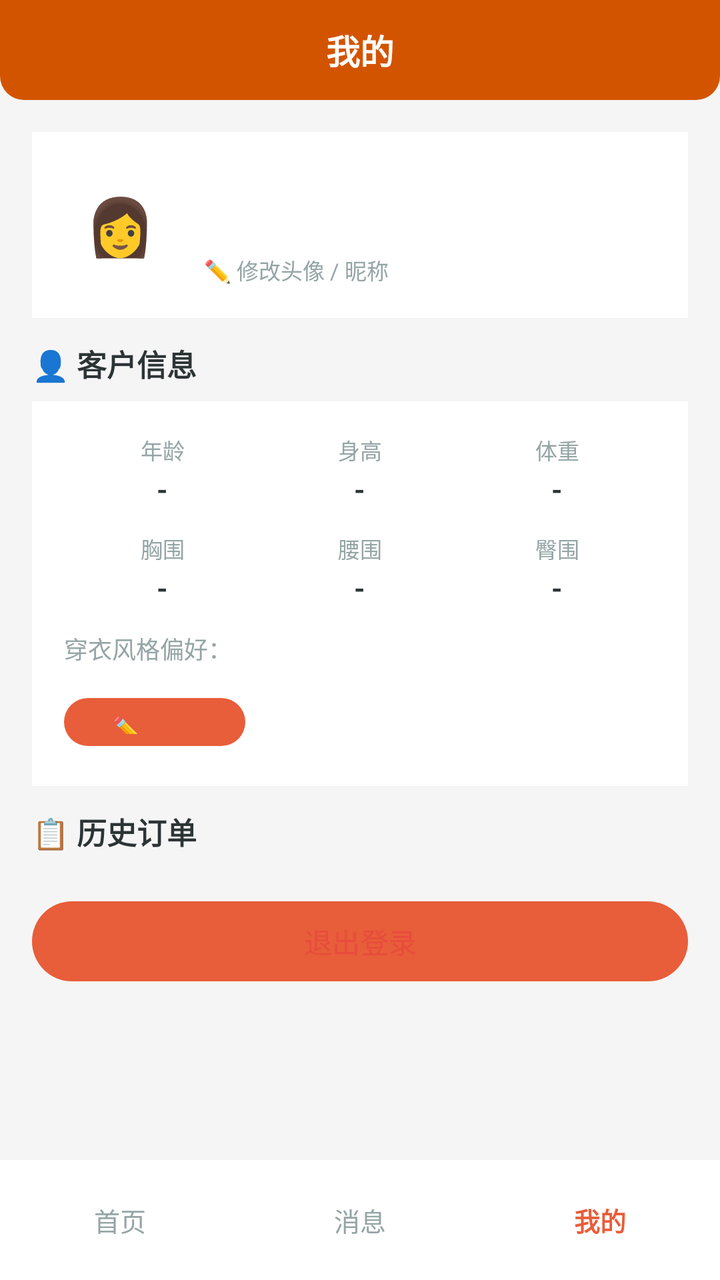
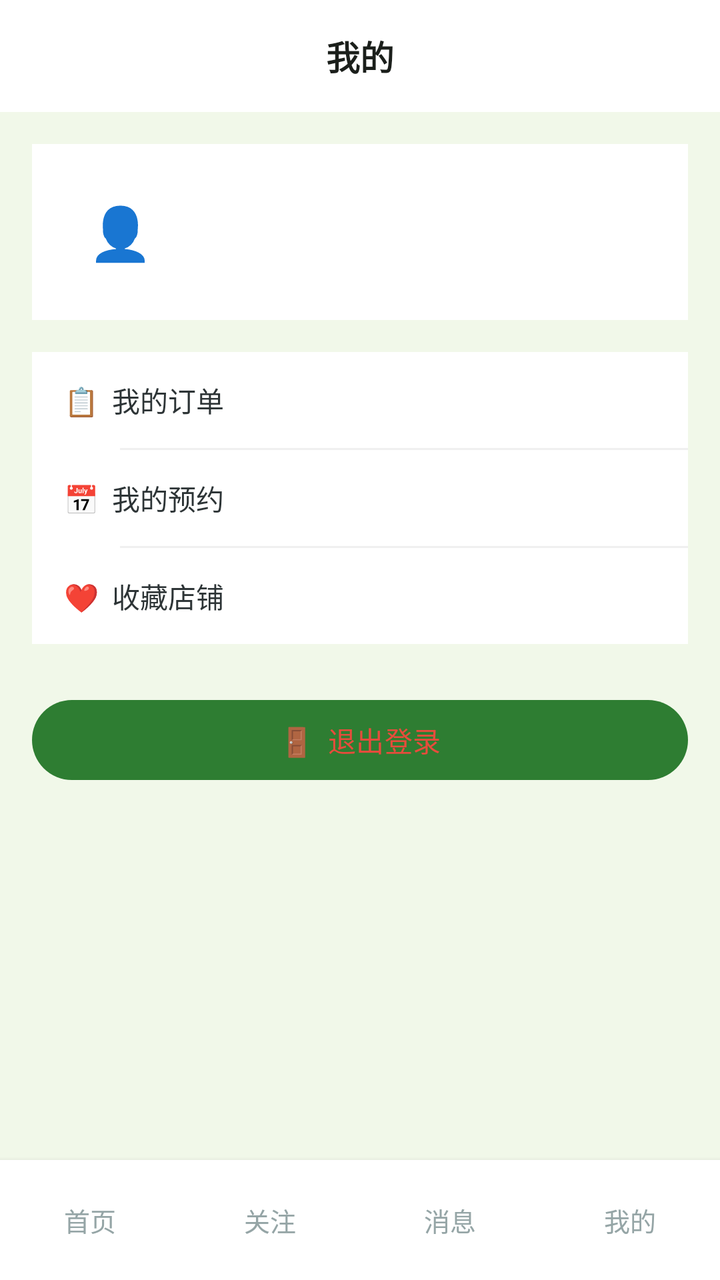

Two renders of the same Android screen: before a commit and after it. Below are the layout's source before the change and the commit's diff.
<!-- AndroidManifest.xml: application theme Theme.ClothingSI -->
<!-- res/layout/activity_buyer_profile.xml -->
<?xml version="1.0" encoding="utf-8"?>
<LinearLayout xmlns:android="http://schemas.android.com/apk/res/android"
    xmlns:app="http://schemas.android.com/apk/res-auto"
    android:layout_width="match_parent" android:layout_height="match_parent"
    android:orientation="vertical" android:background="#F5F5F5">

    
    <RelativeLayout android:layout_width="match_parent" android:layout_height="50dp"
        android:background="@drawable/header_bar_bg" android:paddingHorizontal="16dp">
        <TextView android:layout_width="wrap_content" android:layout_height="wrap_content"
            android:text="我的" android:textSize="17dp" android:textStyle="bold"
            android:textColor="#FFFFFF" android:layout_centerInParent="true" />
    </RelativeLayout>

    
    <ScrollView android:layout_width="match_parent" android:layout_height="0dp" android:layout_weight="1">
        <LinearLayout android:layout_width="match_parent" android:layout_height="wrap_content"
            android:orientation="vertical" android:padding="16dp">

            
            <LinearLayout android:layout_width="match_parent" android:layout_height="wrap_content"
                android:orientation="horizontal" android:gravity="center_vertical"
                android:background="#FFFFFF" android:padding="16dp"
                android:layout_marginBottom="12dp">
                <TextView android:id="@+id/tv_avatar"
                    android:layout_width="56dp" android:layout_height="56dp"
                    android:text="👩" android:gravity="center" android:textSize="28dp" />
                <LinearLayout android:layout_width="0dp" android:layout_height="wrap_content"
                    android:layout_weight="1" android:orientation="vertical" android:layout_marginStart="14dp">
                    <TextView android:id="@+id/tv_buyer_name"
                        android:layout_width="wrap_content" android:layout_height="wrap_content"
                        android:textSize="18dp" android:textStyle="bold" android:textColor="#2D3436" />
                    <TextView android:id="@+id/tv_buyer_phone"
                        android:layout_width="wrap_content" android:layout_height="wrap_content"
                        android:textSize="12dp" android:textColor="#95A5A6" android:layout_marginTop="2dp" />
                    <TextView android:layout_width="wrap_content" android:layout_height="wrap_content"
                        android:text="✏️ 修改头像 / 昵称" android:textSize="11dp"
                        android:textColor="#95A5A6" android:layout_marginTop="2dp" />
                </LinearLayout>
            </LinearLayout>

            
            <TextView android:layout_width="wrap_content" android:layout_height="wrap_content"
                android:text="👤 客户信息" android:textSize="15dp" android:textStyle="bold"
                android:textColor="#2D3436" android:layout_marginBottom="8dp" />

            
            <LinearLayout android:layout_width="match_parent" android:layout_height="wrap_content"
                android:orientation="vertical" android:background="#FFFFFF" android:padding="16dp"
                android:layout_marginBottom="12dp">
                
                <LinearLayout android:layout_width="match_parent" android:layout_height="wrap_content"
                    android:orientation="horizontal" android:weightSum="3">
                    <LinearLayout android:layout_width="0dp" android:layout_height="wrap_content"
                        android:layout_weight="1" android:orientation="vertical" android:gravity="center">
                        <TextView android:layout_width="wrap_content" android:layout_height="wrap_content" android:text="年龄" android:textSize="11dp" android:textColor="#95A5A6" />
                        <TextView android:id="@+id/tv_age" android:layout_width="wrap_content" android:layout_height="wrap_content" android:text="-" android:textSize="14dp"
                            android:textStyle="bold" android:textColor="#2D3436" android:layout_marginTop="2dp" />
                    </LinearLayout>
                    <LinearLayout android:layout_width="0dp" android:layout_height="wrap_content"
                        android:layout_weight="1" android:orientation="vertical" android:gravity="center">
                        <TextView android:layout_width="wrap_content" android:layout_height="wrap_content" android:text="身高" android:textSize="11dp" android:textColor="#95A5A6" />
                        <TextView android:id="@+id/tv_height" android:layout_width="wrap_content" android:layout_height="wrap_content" android:text="-" android:textSize="14dp"
                            android:textStyle="bold" android:textColor="#2D3436" android:layout_marginTop="2dp" />
                    </LinearLayout>
                    <LinearLayout android:layout_width="0dp" android:layout_height="wrap_content"
                        android:layout_weight="1" android:orientation="vertical" android:gravity="center">
                        <TextView android:layout_width="wrap_content" android:layout_height="wrap_content" android:text="体重" android:textSize="11dp" android:textColor="#95A5A6" />
                        <TextView android:id="@+id/tv_weight" android:layout_width="wrap_content" android:layout_height="wrap_content" android:text="-" android:textSize="14dp"
                            android:textStyle="bold" android:textColor="#2D3436" android:layout_marginTop="2dp" />
                    </LinearLayout>
                </LinearLayout>
                
                <LinearLayout android:layout_width="match_parent" android:layout_height="wrap_content"
                    android:orientation="horizontal" android:weightSum="3" android:layout_marginTop="12dp">
                    <LinearLayout android:layout_width="0dp" android:layout_height="wrap_content"
                        android:layout_weight="1" android:orientation="vertical" android:gravity="center">
                        <TextView android:layout_width="wrap_content" android:layout_height="wrap_content" android:text="胸围" android:textSize="11dp" android:textColor="#95A5A6" />
                        <TextView android:id="@+id/tv_bust" android:layout_width="wrap_content" android:layout_height="wrap_content" android:text="-" android:textSize="14dp"
                            android:textStyle="bold" android:textColor="#2D3436" android:layout_marginTop="2dp" />
                    </LinearLayout>
                    <LinearLayout android:layout_width="0dp" android:layout_height="wrap_content"
                        android:layout_weight="1" android:orientation="vertical" android:gravity="center">
                        <TextView android:layout_width="wrap_content" android:layout_height="wrap_content" android:text="腰围" android:textSize="11dp" android:textColor="#95A5A6" />
                        <TextView android:id="@+id/tv_waist" android:layout_width="wrap_content" android:layout_height="wrap_content" android:text="-" android:textSize="14dp"
                            android:textStyle="bold" android:textColor="#2D3436" android:layout_marginTop="2dp" />
                    </LinearLayout>
                    <LinearLayout android:layout_width="0dp" android:layout_height="wrap_content"
                        android:layout_weight="1" android:orientation="vertical" android:gravity="center">
                        <TextView android:layout_width="wrap_content" android:layout_height="wrap_content" android:text="臀围" android:textSize="11dp" android:textColor="#95A5A6" />
                        <TextView android:id="@+id/tv_hip" android:layout_width="wrap_content" android:layout_height="wrap_content" android:text="-" android:textSize="14dp"
                            android:textStyle="bold" android:textColor="#2D3436" android:layout_marginTop="2dp" />
                    </LinearLayout>
                </LinearLayout>
                
                <TextView android:layout_width="wrap_content" android:layout_height="wrap_content"
                    android:textSize="12dp" android:textColor="#95A5A6" android:layout_marginTop="12dp"
                    android:text="穿衣风格偏好：" />
                <LinearLayout android:id="@+id/layout_styles"
                    android:layout_width="match_parent" android:layout_height="wrap_content"
                    android:orientation="horizontal" android:layout_marginTop="4dp" />
                <Button android:id="@+id/btn_edit_info"
                    android:layout_width="wrap_content" android:layout_height="32dp"
                    android:text="✏️ 编辑" android:textSize="12dp"
                    android:layout_marginTop="8dp" android:background="@null"
                    android:textColor="#E85D3A" />
            </LinearLayout>

            
            <TextView android:layout_width="wrap_content" android:layout_height="wrap_content"
                android:text="📋 历史订单" android:textSize="15dp" android:textStyle="bold"
                android:textColor="#2D3436" android:layout_marginBottom="8dp" />
            
            <LinearLayout android:id="@+id/layout_orders"
                android:layout_width="match_parent" android:layout_height="wrap_content"
                android:orientation="vertical" android:background="#FFFFFF"
                android:padding="0dp" android:layout_marginBottom="12dp" />

            
            <Button android:id="@+id/btn_logout"
                android:layout_width="match_parent" android:layout_height="48dp"
                android:text="退出登录" android:background="@null"
                android:textColor="#E74C3C" android:textSize="14dp" />
        </LinearLayout>
    </ScrollView>

    
    <LinearLayout android:layout_width="match_parent" android:layout_height="wrap_content"
        android:orientation="horizontal" android:gravity="center"
        android:paddingVertical="10dp" android:background="#FFFFFF" android:weightSum="3">
        <TextView android:id="@+id/bottom_home" android:layout_width="0dp" android:layout_height="40dp"
            android:layout_weight="1" android:gravity="center" android:text="首页"
            android:textColor="#95A5A6" android:textSize="13dp"
            android:clickable="true" android:focusable="true" />
        <TextView android:id="@+id/bottom_messages" android:layout_width="0dp" android:layout_height="40dp"
            android:layout_weight="1" android:gravity="center" android:text="消息"
            android:textColor="#95A5A6" android:textSize="13dp"
            android:clickable="true" android:focusable="true" />
        <TextView android:layout_width="0dp" android:layout_height="40dp" android:layout_weight="1"
            android:gravity="center" android:text="我的" android:textColor="#E85D3A"
            android:textStyle="bold" android:textSize="13dp" />
    </LinearLayout>
</LinearLayout>
<!-- resources referenced by this layout -->
<resources>
  <!-- drawable header_bar_bg (drawable) -->
  <?xml version="1.0" encoding="utf-8"?>
  <shape xmlns:android="http://schemas.android.com/apk/res/android" android:shape="rectangle">
      <solid android:color="#D35400" />
      <corners android:bottomLeftRadius="12dp" android:bottomRightRadius="12dp" />
  </shape>
  <style name="Theme.ClothingSI" parent="Theme.Material3.Light.NoActionBar">
          <item name="colorPrimary">@color/primary</item>
          <item name="colorPrimaryDark">@color/primary_dark</item>
          <item name="colorAccent">@color/accent</item>
          <item name="android:statusBarColor">@color/primary_dark</item>
          <item name="android:navigationBarColor">@color/white</item>
      </style>
  <color name="primary">#E85D3A</color>
  <color name="primary_dark">#D35400</color>
  <color name="accent">#F4A460</color>
  <color name="white">#FFFFFF</color>
</resources>

<!-- the commit's change to res/layout/activity_buyer_profile.xml (unified diff, before → after) -->
@@ -2,142 +2,89 @@
 <LinearLayout xmlns:android="http://schemas.android.com/apk/res/android"
     xmlns:app="http://schemas.android.com/apk/res-auto"
     android:layout_width="match_parent" android:layout_height="match_parent"
-    android:orientation="vertical" android:background="#F5F5F5">
-
-    
-    <RelativeLayout android:layout_width="match_parent" android:layout_height="50dp"
-        android:background="@drawable/header_bar_bg" android:paddingHorizontal="16dp">
+    android:orientation="vertical" android:background="@color/bg">
+    <RelativeLayout android:layout_width="match_parent" android:layout_height="56dp"
+        android:background="@drawable/header_bar_bg">
         <TextView android:layout_width="wrap_content" android:layout_height="wrap_content"
             android:text="我的" android:textSize="17dp" android:textStyle="bold"
-            android:textColor="#FFFFFF" android:layout_centerInParent="true" />
+            android:textColor="@color/text_primary" android:layout_centerInParent="true" />
     </RelativeLayout>
-
-    
     <ScrollView android:layout_width="match_parent" android:layout_height="0dp" android:layout_weight="1">
         <LinearLayout android:layout_width="match_parent" android:layout_height="wrap_content"
             android:orientation="vertical" android:padding="16dp">
-
-            
             <LinearLayout android:layout_width="match_parent" android:layout_height="wrap_content"
                 android:orientation="horizontal" android:gravity="center_vertical"
-                android:background="#FFFFFF" android:padding="16dp"
-                android:layout_marginBottom="12dp">
-                <TextView android:id="@+id/tv_avatar"
-                    android:layout_width="56dp" android:layout_height="56dp"
-                    android:text="👩" android:gravity="center" android:textSize="28dp" />
+                android:background="#FFFFFF" android:padding="16dp" android:layout_marginBottom="16dp">
+                <TextView android:id="@+id/tv_avatar" android:layout_width="56dp" android:layout_height="56dp"
+                    android:text="👤" android:gravity="center" android:textSize="26dp"
+                    android:background="@drawable/circle_bg" />
                 <LinearLayout android:layout_width="0dp" android:layout_height="wrap_content"
                     android:layout_weight="1" android:orientation="vertical" android:layout_marginStart="14dp">
-                    <TextView android:id="@+id/tv_buyer_name"
-                        android:layout_width="wrap_content" android:layout_height="wrap_content"
-                        android:textSize="18dp" android:textStyle="bold" android:textColor="#2D3436" />
-                    <TextView android:id="@+id/tv_buyer_phone"
-                        android:layout_width="wrap_content" android:layout_height="wrap_content"
-                        android:textSize="12dp" android:textColor="#95A5A6" android:layout_marginTop="2dp" />
-                    <TextView android:layout_width="wrap_content" android:layout_height="wrap_content"
-                        android:text="✏️ 修改头像 / 昵称" android:textSize="11dp"
+                    <TextView android:id="@+id/tv_buyer_name" android:layout_width="wrap_content"
+                        android:layout_height="wrap_content" android:textSize="18dp"
+                        android:textStyle="bold" android:textColor="#2D3436" />
+                    <TextView android:id="@+id/tv_buyer_info" android:layout_width="wrap_content"
+                        android:layout_height="wrap_content" android:textSize="12dp"
                         android:textColor="#95A5A6" android:layout_marginTop="2dp" />
                 </LinearLayout>
             </LinearLayout>
-
-            
-            <TextView android:layout_width="wrap_content" android:layout_height="wrap_content"
-                android:text="👤 客户信息" android:textSize="15dp" android:textStyle="bold"
-                android:textColor="#2D3436" android:layout_marginBottom="8dp" />
-
-            
             <LinearLayout android:layout_width="match_parent" android:layout_height="wrap_content"
-                android:orientation="vertical" android:background="#FFFFFF" android:padding="16dp"
-                android:layout_marginBottom="12dp">
-                
-                <LinearLayout android:layout_width="match_parent" android:layout_height="wrap_content"
-                    android:orientation="horizontal" android:weightSum="3">
-                    <LinearLayout android:layout_width="0dp" android:layout_height="wrap_content"
-                        android:layout_weight="1" android:orientation="vertical" android:gravity="center">
-                        <TextView android:layout_width="wrap_content" android:layout_height="wrap_content" android:text="年龄" android:textSize="11dp" android:textColor="#95A5A6" />
-                        <TextView android:id="@+id/tv_age" android:layout_width="wrap_content" android:layout_height="wrap_content" android:text="-" android:textSize="14dp"
-                            android:textStyle="bold" android:textColor="#2D3436" android:layout_marginTop="2dp" />
-                    </LinearLayout>
-                    <LinearLayout android:layout_width="0dp" android:layout_height="wrap_content"
-                        android:layout_weight="1" android:orientation="vertical" android:gravity="center">
-                        <TextView android:layout_width="wrap_content" android:layout_height="wrap_content" android:text="身高" android:textSize="11dp" android:textColor="#95A5A6" />
-                        <TextView android:id="@+id/tv_height" android:layout_width="wrap_content" android:layout_height="wrap_content" android:text="-" android:textSize="14dp"
-                            android:textStyle="bold" android:textColor="#2D3436" android:layout_marginTop="2dp" />
-                    </LinearLayout>
-                    <LinearLayout android:layout_width="0dp" android:layout_height="wrap_content"
-                        android:layout_weight="1" android:orientation="vertical" android:gravity="center">
-                        <TextView android:layout_width="wrap_content" android:layout_height="wrap_content" android:text="体重" android:textSize="11dp" android:textColor="#95A5A6" />
-                        <TextView android:id="@+id/tv_weight" android:layout_width="wrap_content" android:layout_height="wrap_content" android:text="-" android:textSize="14dp"
-                            android:textStyle="bold" android:textColor="#2D3436" android:layout_marginTop="2dp" />
-                    </LinearLayout>
-                </LinearLayout>
-                
-                <LinearLayout android:layout_width="match_parent" android:layout_height="wrap_content"
-                    android:orientation="horizontal" android:weightSum="3" android:layout_marginTop="12dp">
-                    <LinearLayout android:layout_width="0dp" android:layout_height="wrap_content"
-                        android:layout_weight="1" android:orientation="vertical" android:gravity="center">
-                        <TextView android:layout_width="wrap_content" android:layout_height="wrap_content" android:text="胸围" android:textSize="11dp" android:textColor="#95A5A6" />
-                        <TextView android:id="@+id/tv_bust" android:layout_width="wrap_content" android:layout_height="wrap_content" android:text="-" android:textSize="14dp"
-                            android:textStyle="bold" android:textColor="#2D3436" android:layout_marginTop="2dp" />
-                    </LinearLayout>
-                    <LinearLayout android:layout_width="0dp" android:layout_height="wrap_content"
-                        android:layout_weight="1" android:orientation="vertical" android:gravity="center">
-                        <TextView android:layout_width="wrap_content" android:layout_height="wrap_content" android:text="腰围" android:textSize="11dp" android:textColor="#95A5A6" />
-                        <TextView android:id="@+id/tv_waist" android:layout_width="wrap_content" android:layout_height="wrap_content" android:text="-" android:textSize="14dp"
-                            android:textStyle="bold" android:textColor="#2D3436" android:layout_marginTop="2dp" />
-                    </LinearLayout>
-                    <LinearLayout android:layout_width="0dp" android:layout_height="wrap_content"
-                        android:layout_weight="1" android:orientation="vertical" android:gravity="center">
-                        <TextView android:layout_width="wrap_content" android:layout_height="wrap_content" android:text="臀围" android:textSize="11dp" android:textColor="#95A5A6" />
-                        <TextView android:id="@+id/tv_hip" android:layout_width="wrap_content" android:layout_height="wrap_content" android:text="-" android:textSize="14dp"
-                            android:textStyle="bold" android:textColor="#2D3436" android:layout_marginTop="2dp" />
-                    </LinearLayout>
-                </LinearLayout>
-                
-                <TextView android:layout_width="wrap_content" android:layout_height="wrap_content"
-                    android:textSize="12dp" android:textColor="#95A5A6" android:layout_marginTop="12dp"
-                    android:text="穿衣风格偏好：" />
-                <LinearLayout android:id="@+id/layout_styles"
-                    android:layout_width="match_parent" android:layout_height="wrap_content"
-                    android:orientation="horizontal" android:layout_marginTop="4dp" />
-                <Button android:id="@+id/btn_edit_info"
-                    android:layout_width="wrap_content" android:layout_height="32dp"
-                    android:text="✏️ 编辑" android:textSize="12dp"
-                    android:layout_marginTop="8dp" android:background="@null"
-                    android:textColor="#E85D3A" />
+                android:orientation="vertical" android:background="#FFFFFF" android:padding="0dp">
+                <TextView android:id="@+id/btn_orders" android:layout_width="match_parent"
+                    android:layout_height="48dp" android:text="📋  我的订单" android:textSize="14dp"
+                    android:textColor="#2D3436" android:gravity="center_vertical"
+                    android:paddingHorizontal="16dp" android:background="@drawable/ripple_bg"
+                    android:clickable="true" android:focusable="true" />
+                <View android:layout_width="match_parent" android:layout_height="1dp"
+                    android:background="#F0F0F0" android:layout_marginStart="44dp" />
+                <TextView android:id="@+id/btn_appointments" android:layout_width="match_parent"
+                    android:layout_height="48dp" android:text="📅  我的预约" android:textSize="14dp"
+                    android:textColor="#2D3436" android:gravity="center_vertical"
+                    android:paddingHorizontal="16dp" android:background="@drawable/ripple_bg"
+                    android:clickable="true" android:focusable="true" />
+                <View android:layout_width="match_parent" android:layout_height="1dp"
+                    android:background="#F0F0F0" android:layout_marginStart="44dp" />
+                <TextView android:id="@+id/btn_favorites" android:layout_width="match_parent"
+                    android:layout_height="48dp" android:text="❤️  收藏店铺" android:textSize="14dp"
+                    android:textColor="#2D3436" android:gravity="center_vertical"
+                    android:paddingHorizontal="16dp" android:background="@drawable/ripple_bg"
+                    android:clickable="true" android:focusable="true" />
             </LinearLayout>
 
-            
-            <TextView android:layout_width="wrap_content" android:layout_height="wrap_content"
-                android:text="📋 历史订单" android:textSize="15dp" android:textStyle="bold"
-                android:textColor="#2D3436" android:layout_marginBottom="8dp" />
-            
-            <LinearLayout android:id="@+id/layout_orders"
-                android:layout_width="match_parent" android:layout_height="wrap_content"
-                android:orientation="vertical" android:background="#FFFFFF"
-                android:padding="0dp" android:layout_marginBottom="12dp" />
-
-            
-            <Button android:id="@+id/btn_logout"
-                android:layout_width="match_parent" android:layout_height="48dp"
-                android:text="退出登录" android:background="@null"
-                android:textColor="#E74C3C" android:textSize="14dp" />
+            <Button
+                android:id="@+id/btn_logout"
+                android:layout_width="match_parent"
+                android:layout_height="48dp"
+                android:layout_marginTop="24dp"
+                android:background="@null"
+                android:text="🚪  退出登录"
+                android:textColor="#E74C3C"
+                android:textSize="14dp" />
         </LinearLayout>
     </ScrollView>
-
-    
-    <LinearLayout android:layout_width="match_parent" android:layout_height="wrap_content"
-        android:orientation="horizontal" android:gravity="center"
-        android:paddingVertical="10dp" android:background="#FFFFFF" android:weightSum="3">
-        <TextView android:id="@+id/bottom_home" android:layout_width="0dp" android:layout_height="40dp"
-            android:layout_weight="1" android:gravity="center" android:text="首页"
-            android:textColor="#95A5A6" android:textSize="13dp"
-            android:clickable="true" android:focusable="true" />
-        <TextView android:id="@+id/bottom_messages" android:layout_width="0dp" android:layout_height="40dp"
-            android:layout_weight="1" android:gravity="center" android:text="消息"
-            android:textColor="#95A5A6" android:textSize="13dp"
-            android:clickable="true" android:focusable="true" />
-        <TextView android:layout_width="0dp" android:layout_height="40dp" android:layout_weight="1"
-            android:gravity="center" android:text="我的" android:textColor="#E85D3A"
-            android:textStyle="bold" android:textSize="13dp" />
-    </LinearLayout>
+    <include layout="@layout/include_buyer_bottom" />
 </LinearLayout>
+<!-- res/layout/include_buyer_bottom.xml (included above) -->
+<?xml version="1.0" encoding="utf-8"?>
+<LinearLayout xmlns:android="http://schemas.android.com/apk/res/android"
+    android:layout_width="match_parent" android:layout_height="wrap_content"
+    android:orientation="horizontal" android:gravity="center"
+    android:paddingVertical="10dp" android:background="#FFFFFF"
+    android:weightSum="4" android:elevation="4dp">
+    <TextView android:id="@+id/bottom_home" android:layout_width="0dp" android:layout_height="40dp"
+        android:layout_weight="1" android:gravity="center" android:text="首页"
+        android:textSize="13dp" android:textColor="#95A5A6"
+        android:clickable="true" android:focusable="true" />
+    <TextView android:id="@+id/bottom_follow" android:layout_width="0dp" android:layout_height="40dp"
+        android:layout_weight="1" android:gravity="center" android:text="关注"
+        android:textSize="13dp" android:textColor="#95A5A6"
+        android:clickable="true" android:focusable="true" />
+    <TextView android:id="@+id/bottom_messages" android:layout_width="0dp" android:layout_height="40dp"
+        android:layout_weight="1" android:gravity="center" android:text="消息"
+        android:textSize="13dp" android:textColor="#95A5A6"
+        android:clickable="true" android:focusable="true" />
+    <TextView android:id="@+id/bottom_profile" android:layout_width="0dp" android:layout_height="40dp"
+        android:layout_weight="1" android:gravity="center" android:text="我的"
+        android:textSize="13dp" android:textColor="#95A5A6"
+        android:clickable="true" android:focusable="true" />
+</LinearLayout>
<!-- resource entries referenced after the edit -->
@@ -1,21 +1,41 @@
 <!-- resources referenced by this layout -->
 <resources>
+  <color name="bg">#F1F8E9</color>
+  <color name="text_primary">#1B1F1B</color>
+  <!-- drawable circle_bg (drawable) -->
+  <?xml version="1.0" encoding="utf-8"?>
+  <shape xmlns:android="http://schemas.android.com/apk/res/android" android:shape="oval">
+      <solid android:color="#26FFFFFF" />
+  </shape>
   <!-- drawable header_bar_bg (drawable) -->
   <?xml version="1.0" encoding="utf-8"?>
   <shape xmlns:android="http://schemas.android.com/apk/res/android" android:shape="rectangle">
-      <solid android:color="#D35400" />
-      <corners android:bottomLeftRadius="12dp" android:bottomRightRadius="12dp" />
+      <solid android:color="#FFFFFF" />
   </shape>
+  <!-- drawable ripple_bg (drawable) -->
+  <?xml version="1.0" encoding="utf-8"?>
+  <ripple xmlns:android="http://schemas.android.com/apk/res/android"
+      android:color="#22000000">
+      <item android:drawable="@android:color/transparent" />
+  </ripple>
   <style name="Theme.ClothingSI" parent="Theme.Material3.Light.NoActionBar">
           <item name="colorPrimary">@color/primary</item>
           <item name="colorPrimaryDark">@color/primary_dark</item>
           <item name="colorAccent">@color/accent</item>
-          <item name="android:statusBarColor">@color/primary_dark</item>
+          <item name="android:statusBarColor">@android:color/transparent</item>
           <item name="android:navigationBarColor">@color/white</item>
+          
+          <item name="android:windowLightStatusBar">true</item>
+          
+          <item name="android:fontFamily">sans-serif</item>
+          <item name="android:textViewStyle">@style/TextView.Base</item>
       </style>
-  <color name="primary">#E85D3A</color>
-  <color name="primary_dark">#D35400</color>
-  <color name="accent">#F4A460</color>
+  <color name="primary">#2E7D32</color>
+  <color name="primary_dark">#1B5E20</color>
+  <color name="accent">#66BB6A</color>
   <color name="white">#FFFFFF</color>
+  <style name="TextView.Base" parent="android:Widget.TextView">
+          <item name="android:fontFamily">sans-serif</item>
+      </style>
 </resources>
 
